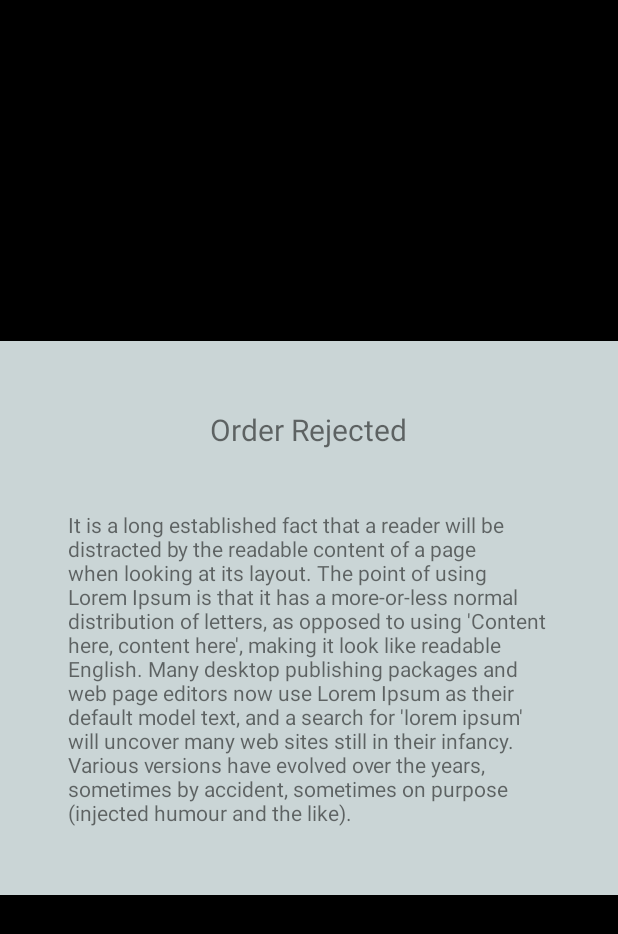
After one commit to strydhr/pasarclient, an Android app: the PopupRejectedComment screen opened directly, with no data from a screen before it, on a phone screen of 412 x 824 dp. The commit adds this screen. Shown: the top 934 px of the screen. Run offline under Robolectric (Android 15) with nearby library versions, the phone set to English and light mode, and no system bars; 1 statement that could not run was skipped.

Commit message:
history tab

```diff
--- a/app/src/main/AndroidManifest.xml
+++ b/app/src/main/AndroidManifest.xml
@@ -38,6 +38,9 @@
             android:name=".Controller.Fragments.View.PopupUpdateRadius"
             android:theme="@style/AppTheme.CustomTheme" />
         <activity
+            android:name=".Controller.Fragments.View.PopupRejectedComment"
+            android:theme="@style/AppTheme.CustomTheme" />
+        <activity
             android:name=".Controller.Fragments.View.PopupAddProduct"
             android:theme="@style/AppTheme.NoActionBar" />
 
--- a/app/src/main/java/com/strydhr/thepasar/Adapters/OrderAdapter.kt
+++ b/app/src/main/java/com/strydhr/thepasar/Adapters/OrderAdapter.kt
@@ -59,7 +59,11 @@ class OrderAdapter(
                 }else if (item!!.order?.confirmationStatus == 2){
                     statusButton.text = "Confirmed"
                     val index = receiptList.indexOfFirst { it.receipt?.orderId == item.documentId }
-                    if (index != null){
+                    println(index)
+//                    if (receiptList[index].receipt?.orderId == item.documentId){
+//
+//                    }
+                    if (index > -1){
                         statusIcon.setImageResource(R.drawable.delivery)
                         statusButton.text = "Delivered"
                     }
--- /dev/null
+++ b/app/src/main/java/com/strydhr/thepasar/Controller/Fragments/View/PopupRejectedComment.kt
@@ -0,0 +1,21 @@
+package com.strydhr.thepasar.Controller.Fragments.View
+
+import android.os.Bundle
+import androidx.appcompat.app.AppCompatActivity
+import com.google.gson.Gson
+import com.strydhr.thepasar.Model.OrderDocument
+import com.strydhr.thepasar.R
+import kotlinx.android.synthetic.main.popup_rejected_comment.*
+
+class PopupRejectedComment: AppCompatActivity() {
+
+    override fun onCreate(savedInstanceState: Bundle?) {
+        super.onCreate(savedInstanceState)
+        setContentView(R.layout.popup_rejected_comment)
+
+        val orderStr = intent.getStringExtra("order")
+        val order = Gson().fromJson<OrderDocument>(orderStr,OrderDocument::class.java)
+
+        order_rejected_comment.text = order.order?.comment
+    }
+}
--- /dev/null
+++ b/app/src/main/res/layout/popup_rejected_comment.xml
@@ -0,0 +1,45 @@
+<?xml version="1.0" encoding="utf-8"?>
+<RelativeLayout xmlns:android="http://schemas.android.com/apk/res/android"
+    android:layout_width="match_parent"
+    android:layout_height="match_parent"
+    android:padding="30dp"
+    android:background="#CAD5D6">
+
+    <RelativeLayout
+        android:layout_width="wrap_content"
+        android:layout_height="wrap_content"
+        android:padding="15dp"
+        android:layout_centerInParent="true">
+
+
+
+
+        <TextView
+            android:id="@+id/order_rejected_title"
+            android:layout_width="wrap_content"
+            android:layout_height="wrap_content"
+            android:layout_centerHorizontal="true"
+            android:text="Order Rejected"
+            android:textSize="20dp"/>
+
+        <TextView
+            android:id="@+id/order_rejected_comment"
+            android:layout_width="wrap_content"
+            android:layout_height="wrap_content"
+            android:layout_below="@id/order_rejected_title"
+            android:layout_marginTop="40dp"
+            android:text="It is a long established fact that a reader will be distracted by the readable content of a page when looking at its layout. The point of using Lorem Ipsum is that it has a more-or-less normal distribution of letters, as opposed to using 'Content here, content here', making it look like readable English. Many desktop publishing packages and web page editors now use Lorem Ipsum as their default model text, and a search for 'lorem ipsum' will uncover many web sites still in their infancy. Various versions have evolved over the years, sometimes by accident, sometimes on purpose (injected humour and the like)."/>
+
+
+
+
+
+
+
+
+
+
+    </RelativeLayout>
+
+
+</RelativeLayout>
```
Also changed, not shown: app/src/main/java/com/strydhr/thepasar/Controller/Fragments/Order.kt (+30 -8 lines).
